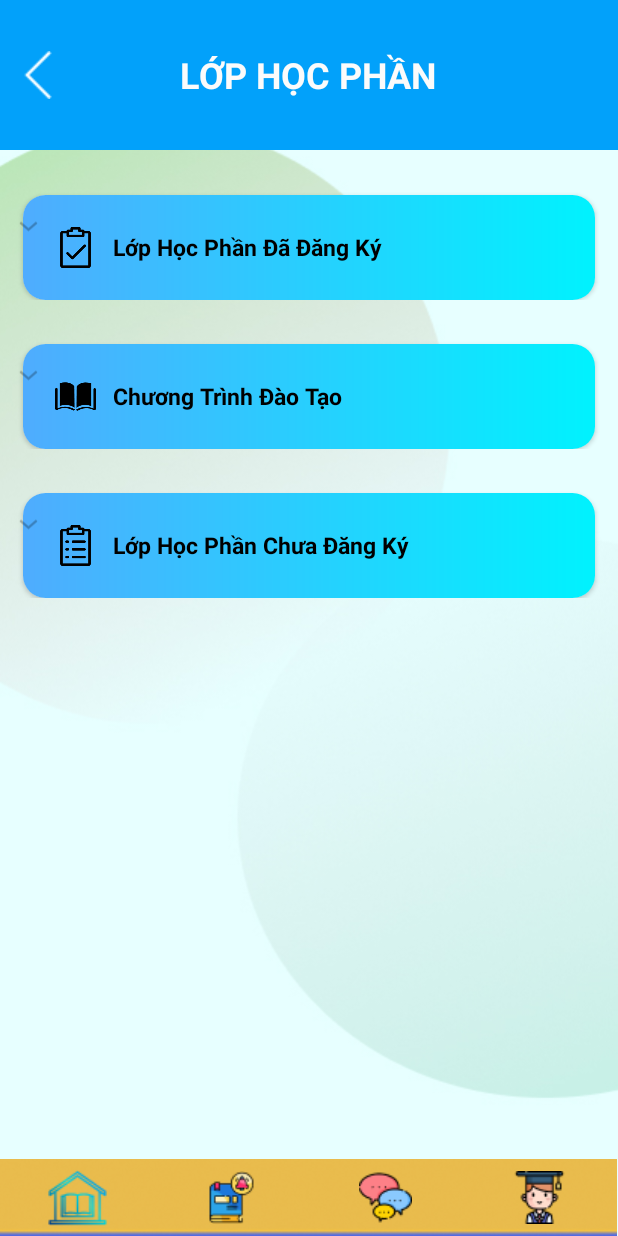
After one commit to thanhducdz01/Teamdidong, an Android app: the LopHocPhan screen opened directly, with no data from a screen before it, on a phone screen of 412 x 824 dp. The commit adds this screen. Run offline under Robolectric (Android 15) with nearby library versions, the phone set to English and light mode, and no system bars.

Commit message:
Nguyen Trong Khang

```diff
--- /dev/null
+++ b/app/src/main/java/com/example/team_project/ExpandableAdapter.java
@@ -0,0 +1,97 @@
+package com.example.team_project;
+
+import android.view.LayoutInflater;
+import android.view.View;
+import android.view.ViewGroup;
+import android.widget.BaseExpandableListAdapter;
+import android.widget.ImageView;
+import android.widget.TextView;
+
+import java.util.List;
+import java.util.Map;
+
+public class ExpandableAdapter extends BaseExpandableListAdapter {
+
+    private List<GroupObject> groupObjects;
+    private Map<GroupObject,List<ItemObject>> listMap;
+
+    public ExpandableAdapter(List<GroupObject> groupObjects, Map<GroupObject, List<ItemObject>> listMap) {
+        this.groupObjects = groupObjects;
+        this.listMap = listMap;
+    }
+
+    @Override
+    public int getGroupCount() {
+        if(groupObjects!= null)
+            return groupObjects.size();
+        return 0;
+    }
+
+    @Override
+    public int getChildrenCount(int i) {
+        if(groupObjects!=null && listMap != null)
+            return listMap.get(groupObjects.get(i)).size();
+        return 0;
+    }
+
+    @Override
+    public Object getGroup(int i) {
+        return groupObjects.get(i);
+    }
+
+    @Override
+    public Object getChild(int i, int i1) {
+        return listMap.get(groupObjects.get(i)).get(i1);
+    }
+
+    @Override
+    public long getGroupId(int i) {
+        GroupObject object  = groupObjects.get(i);
+        return object.getId();
+    }
+
+    @Override
+    public long getChildId(int i, int i1) {
+
+        ItemObject object = listMap.get(groupObjects.get(i)).get(i1);
+        return object.getId();
+    }
+
+    @Override
+    public boolean hasStableIds() {
+        return false;
+    }
+
+    @Override
+    public View getGroupView(int i, boolean b, View view, ViewGroup viewGroup) {
+
+        if(view == null) {
+            view = LayoutInflater.from(viewGroup.getContext()).inflate(R.layout.item_group, viewGroup, false);
+        }
+        ImageView imageView_left = view.findViewById(R.id.img_left);
+        TextView textView = view.findViewById(R.id.txtView);
+        GroupObject object = groupObjects.get(i);
+        imageView_left.setImageResource(object.getImg_left());
+        textView.setText(object.getTitle());
+        return view;
+    }
+
+    @Override
+    public View getChildView(int i, int i1, boolean b, View view, ViewGroup viewGroup) {
+        if(view == null) {
+            view = LayoutInflater.from(viewGroup.getContext()).inflate(R.layout.layout_item, viewGroup, false);
+        }
+        TextView textView_title = view.findViewById(R.id.item_title);
+        TextView textView_note = view.findViewById(R.id.item_note);
+        ItemObject object = listMap.get(groupObjects.get(i)).get(i1);
+
+        textView_title.setText(object.getTitle());
+        textView_note.setText(object.getNote());
+        return view;
+    }
+
+    @Override
+    public boolean isChildSelectable(int i, int i1) {
+        return true;
+    }
+}
--- /dev/null
+++ b/app/src/main/java/com/example/team_project/GroupObject.java
@@ -0,0 +1,38 @@
+package com.example.team_project;
+
+public class GroupObject {
+    private int id;
+    private int img_left;
+    private String title;
+
+    public GroupObject(int id, int img_left, String title) {
+        this.id = id;
+        this.img_left = img_left;
+        this.title = title;
+    }
+
+    public int getId() {
+        return id;
+    }
+
+    public void setId(int id) {
+        this.id = id;
+    }
+
+    public int getImg_left() {
+        return img_left;
+    }
+
+    public void setImg_left(int img_left) {
+        this.img_left = img_left;
+    }
+
+    public String getTitle() {
+        return title;
+    }
+
+    public void setTitle(String title) {
+        this.title = title;
+    }
+
+}
--- /dev/null
+++ b/app/src/main/java/com/example/team_project/ItemObject.java
@@ -0,0 +1,37 @@
+package com.example.team_project;
+
+public class ItemObject {
+    private int id;
+    private String title;
+    private String note;
+
+    public ItemObject(int id, String title, String note) {
+        this.id = id;
+        this.title = title;
+        this.note = note;
+    }
+
+    public int getId() {
+        return id;
+    }
+
+    public void setId(int id) {
+        this.id = id;
+    }
+
+    public String getTitle() {
+        return title;
+    }
+
+    public void setTitle(String title) {
+        this.title = title;
+    }
+
+    public String getNote() {
+        return note;
+    }
+
+    public void setNote(String note) {
+        this.note = note;
+    }
+}
--- /dev/null
+++ b/app/src/main/java/com/example/team_project/LopHocPhan.java
@@ -0,0 +1,124 @@
+package com.example.team_project;
+
+import androidx.appcompat.app.AppCompatActivity;
+
+import android.content.Intent;
+import android.os.Bundle;
+import android.view.View;
+import android.view.Window;
+import android.widget.ExpandableListView;
+import android.widget.ImageButton;
+import android.widget.ImageView;
+import android.widget.LinearLayout;
+
+import java.util.ArrayList;
+import java.util.HashMap;
+import java.util.List;
+import java.util.Map;
+
+public class LopHocPhan extends AppCompatActivity {
+
+    private ExpandableListView expandableListView;
+
+    private List<GroupObject> groupObjects;
+    private Map<GroupObject,List<ItemObject>> listMap;
+    private ExpandableAdapter adapter;
+
+
+    @Override
+    protected void onCreate(Bundle savedInstanceState) {
+        super.onCreate(savedInstanceState);
+        setContentView(R.layout.activity_lop_hoc_phan);
+        getSupportActionBar().hide();
+
+
+
+        expandableListView = (ExpandableListView) findViewById(R.id.expand_listview);
+        listMap = getListMap();
+        groupObjects = new ArrayList<>(listMap.keySet());
+
+        adapter = new ExpandableAdapter(groupObjects, listMap);
+        expandableListView.setAdapter(adapter);
+        ImageView imageView = (ImageView) findViewById(R.id.back_header);
+//        ImageButton btn_info_student =(ImageButton) findViewById(R.id.img_button_student);
+//        ImageButton btn_chatbox = (ImageButton) findViewById(R.id.img_button_chatbox);
+//        ImageButton btn_notification=(ImageButton) findViewById(R.id.img_button_notification);
+//        ImageButton homepage = (ImageButton) findViewById(R.id.img_button_homepage);
+        imageView.setOnClickListener(new View.OnClickListener() {
+            @Override
+            public void onClick(View view) {
+                Intent intent = new Intent(LopHocPhan.this, homepage_Activity.class);
+                startActivity(intent);
+            }
+        });
+
+//        btn_info_student.setOnClickListener(new View.OnClickListener() {
+//            @Override
+//            public void onClick(View view) {
+//                Intent intent = new Intent(LopHocPhan.this, student_information.class);
+//                startActivity(intent);
+//            }
+//        });
+//
+//        btn_chatbox.setOnClickListener(new View.OnClickListener() {
+//            @Override
+//            public void onClick(View view) {
+//                Intent intent = new Intent(LopHocPhan.this,chatbox_Activity.class);
+//                startActivity(intent);
+//            }
+//        });
+//
+//        btn_notification.setOnClickListener(new View.OnClickListener() {
+//            @Override
+//            public void onClick(View view) {
+//                Intent intent = new Intent(LopHocPhan.this,notification_Activity.class);
+//                startActivity(intent);
+//            }
+//        });
+//        homepage.setOnClickListener(new View.OnClickListener() {
+//            @Override
+//            public void onClick(View view) {
+//                Intent intent = new Intent(LopHocPhan.this, homepage_Activity.class);
+//                startActivity(intent);
+//            }
+//        });
+
+
+
+    }
+
+    private Map<GroupObject,List<ItemObject>> getListMap(){
+        Map<GroupObject, List<ItemObject>> objectListMap = new HashMap<>();
+
+        GroupObject groupObject1 = new GroupObject(1,R.drawable.book_open,"Chương Trình Đào Tạo");
+        GroupObject groupObject2 = new GroupObject(2,R.drawable.list_not,"Lớp Học Phần Chưa Đăng Ký");
+        GroupObject groupObject3 = new GroupObject(3,R.drawable.list,"Lớp Học Phần Đã Đăng Ký");
+
+
+        List<ItemObject> itemObjects1 = new ArrayList<>();
+        itemObjects1.add(new ItemObject(1,"Chường trình cử nhân","Xem chi tiêt"));
+        itemObjects1.add(new ItemObject(2,"Chường trình kỹ sư","Xem chi tiêt"));
+
+        List<ItemObject> itemObjects2 = new ArrayList<>();
+        itemObjects2.add(new ItemObject(3,"Học phần đại cương","Xem chi tiêt"));
+        itemObjects2.add(new ItemObject(4,"Học phần kỹ năng mềm","Xem chi tiêt"));
+        itemObjects2.add(new ItemObject(5,"Học phần bắt buộc","Xem chi tiêt"));
+        itemObjects2.add(new ItemObject(6,"Học phần tự chọn bắc buộc","Xem chi tiêt"));
+        itemObjects2.add(new ItemObject(7,"Học phần giáo dục thể chất","Xem chi tiêt"));
+        itemObjects2.add(new ItemObject(8,"Học phần ngoại ngữ","Xem chi tiêt"));
+
+        List<ItemObject> itemObjects3 = new ArrayList<>();
+        itemObjects3.add(new ItemObject(9,"Học phần đại cương","Xem chi tiêt"));
+        itemObjects3.add(new ItemObject(10,"Học phần kỹ năng mềm","Xem chi tiêt"));
+        itemObjects3.add(new ItemObject(11,"Học phần bắt buộc","Xem chi tiêt"));
+        itemObjects3.add(new ItemObject(12,"Học phần tự chọn bắc buộc","Xem chi tiêt"));
+        itemObjects3.add(new ItemObject(13,"Học phần giáo dục thể chất","Xem chi tiêt"));
+        itemObjects3.add(new ItemObject(14,"Học phần ngoại ngữ","Xem chi tiêt"));
+
+
+        objectListMap.put(groupObject1,itemObjects1);
+        objectListMap.put(groupObject2,itemObjects2);
+        objectListMap.put(groupObject3,itemObjects3);
+        return objectListMap;
+    }
+}
--- /dev/null
+++ b/app/src/main/res/drawable/boder_cardview.xml
@@ -0,0 +1,10 @@
+<shape xmlns:android="http://schemas.android.com/apk/res/android" android:shape="rectangle" >
+    <gradient
+        android:startColor="#4facfe"
+        android:endColor="#00f2fe"
+        android:angle="0"/>
+    <corners
+        android:radius="10dp"/>
+
+
+</shape>
--- /dev/null
+++ b/app/src/main/res/layout/activity_lop_hoc_phan.xml
@@ -0,0 +1,112 @@
+<?xml version="1.0" encoding="utf-8"?>
+<RelativeLayout xmlns:android="http://schemas.android.com/apk/res/android"
+    xmlns:app="http://schemas.android.com/apk/res-auto"
+    xmlns:tools="http://schemas.android.com/tools"
+    android:layout_width="match_parent"
+    android:layout_height="match_parent"
+    android:background="@drawable/hoem_page"
+    tools:context=".LopHocPhan"
+    >
+
+    <RelativeLayout
+        android:id="@+id/layout_header"
+        android:layout_width="match_parent"
+        android:layout_height="100dp"
+        android:background="@color/background_header">
+
+        <TextView
+            android:id="@+id/text_title"
+            android:layout_width="wrap_content"
+            android:layout_height="wrap_content"
+            android:layout_centerHorizontal="true"
+            android:layout_centerVertical="true"
+            android:layout_marginTop="20dp"
+            android:text="LỚP HỌC PHẦN"
+            android:textColor="@color/light_font"
+            android:textSize="24dp"
+            android:textStyle="bold" />
+
+
+        <ImageButton
+            android:id="@+id/back_header"
+            android:layout_width="50dp"
+            android:layout_height="match_parent"
+            android:background="?attr/selectableItemBackgroundBorderless"
+            android:src="@drawable/back1_left"
+            android:maxHeight="30dp"
+            />
+    </RelativeLayout>
+
+    <RelativeLayout
+        android:id="@+id/layout_body"
+        android:layout_width="match_parent"
+        android:layout_height="550dp"
+        android:layout_above="@+id/layout_bottom"
+        android:layout_below="@+id/layout_header">
+
+        <ExpandableListView
+            android:id="@+id/expand_listview"
+            android:layout_width="match_parent"
+            android:layout_height="match_parent"
+            android:scrollbars="none"
+            android:dividerHeight="0dp"
+            android:divider="?attr/selectableItemBackgroundBorderless"
+            />
+
+
+    </RelativeLayout>
+
+
+    <LinearLayout
+        android:id="@+id/layout_bottom"
+        android:layout_width="wrap_content"
+        android:layout_height="wrap_content"
+        android:layout_alignParentBottom="true"
+        android:background="@drawable/bottom_rec"
+        android:orientation="horizontal"
+        android:weightSum="4">
+
+        <ImageButton
+            android:id="@+id/button_homepage"
+            android:layout_width="0dp"
+            android:layout_height="match_parent"
+            android:layout_weight="1"
+            android:background="?attr/selectableItemBackgroundBorderless"
+            android:src="@drawable/trangchu"
+            tools:ignore="SpeakableTextPresentCheck">
+
+        </ImageButton>
+
+        <ImageButton
+            android:id="@+id/button_notification"
+            android:layout_width="0dp"
+            android:layout_height="match_parent"
+            android:layout_weight="1"
+            android:background="?attr/selectableItemBackgroundBorderless"
+            android:src="@drawable/thongbao"
+            tools:ignore="SpeakableTextPresentCheck">
+
+        </ImageButton>
+
+        <ImageButton
+            android:id="@+id/button_chatbox"
+            android:layout_width="0dp"
+            android:layout_height="match_parent"
+            android:layout_weight="1"
+            android:background="?attr/selectableItemBackgroundBorderless"
+            android:src="@drawable/chat"
+            tools:ignore="SpeakableTextPresentCheck">
+
+        </ImageButton>
+
+        <ImageButton
+            android:id="@+id/button_student"
+            android:layout_width="0dp"
+            android:layout_height="match_parent"
+            android:layout_weight="1"
+            android:background="?attr/selectableItemBackgroundBorderless"
+            android:src="@drawable/student"
+            tools:ignore="SpeakableTextPresentCheck" />
+    </LinearLayout>
+
+</RelativeLayout>
--- /dev/null
+++ b/app/src/main/res/layout/item_group.xml
@@ -0,0 +1,44 @@
+<?xml version="1.0" encoding="utf-8"?>
+<RelativeLayout xmlns:android="http://schemas.android.com/apk/res/android"
+    android:layout_width="wrap_content"
+    android:layout_height="wrap_content"
+    xmlns:app="http://schemas.android.com/apk/res-auto">
+
+    <androidx.cardview.widget.CardView
+        android:id="@+id/layout_group"
+        android:layout_width="match_parent"
+        android:layout_height="wrap_content"
+        android:layout_marginLeft="15dp"
+        android:layout_marginTop="30dp"
+        android:layout_marginRight="15dp"
+        app:cardCornerRadius="15dp">
+
+        <RelativeLayout
+            android:id="@+id/item_daotao"
+            android:layout_width="match_parent"
+            android:layout_height="70dp"
+            android:background="@drawable/boder_cardview">
+
+            <ImageView
+                android:id="@+id/img_left"
+                android:layout_width="50dp"
+                android:layout_height="50dp"
+                android:layout_centerVertical="true"
+                android:layout_marginLeft="10dp"
+                android:src="@drawable/book_open" />
+
+            <TextView
+                android:id="@+id/txtView"
+                android:layout_width="wrap_content"
+                android:layout_height="wrap_content"
+                android:layout_centerVertical="true"
+                android:layout_toRightOf="@+id/img_left"
+                android:text="Chương Trình Đào Tạo"
+                android:textColor="#000"
+                android:textSize="15sp"
+                android:textStyle="bold" />
+
+
+        </RelativeLayout>
+    </androidx.cardview.widget.CardView>
+</RelativeLayout>
--- a/app/src/main/res/values/colors.xml
+++ b/app/src/main/res/values/colors.xml
@@ -14,4 +14,5 @@
     <color name="grey_font">#ff9e9e9e</color>
     <color name="text_shadow">#7F000000</color>
     <color name="text_shadow_white">#FFFFFF</color>
+    <color name="background_header">#02A1FA</color>
 </resources>
```
Also changed, not shown: app/src/main/AndroidManifest.xml (+5 -2 lines), app/src/main/java/com/example/team_project/homepage_Activity.java (+17 -0 lines), app/src/main/res/drawable/view_item_daotao.xml (added, +10 -0 lines), app/src/main/res/layout/activity_homepage.xml (+5 -4 lines), app/src/main/res/layout/layout_item.xml (added, +57 -0 lines), app/src/main/res/drawable/back1_left.png (added), app/src/main/res/drawable/book_open.png (added), app/src/main/res/drawable/hoem_page.jpg (added), app/src/main/res/drawable/list.png (added), app/src/main/res/drawable/list_not.png (added).
